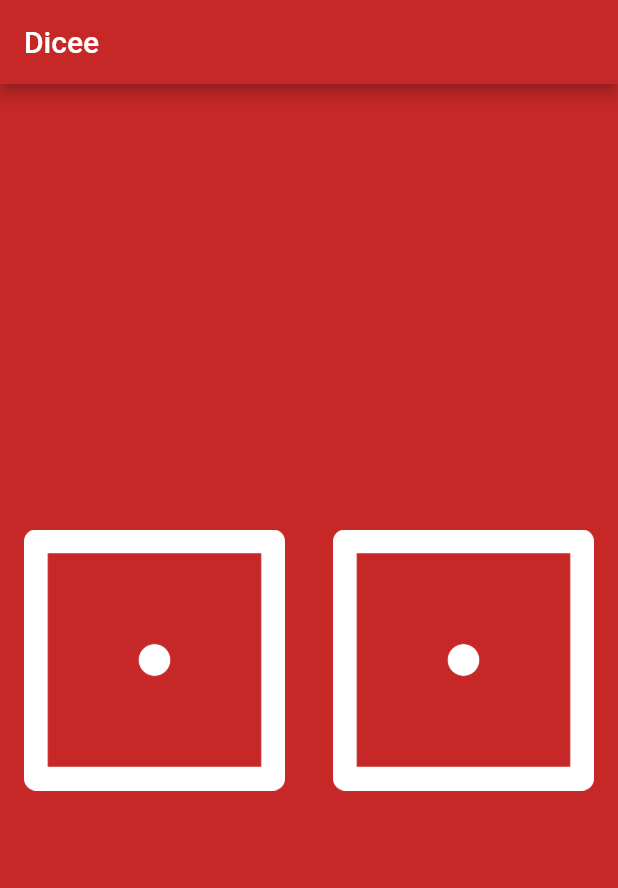
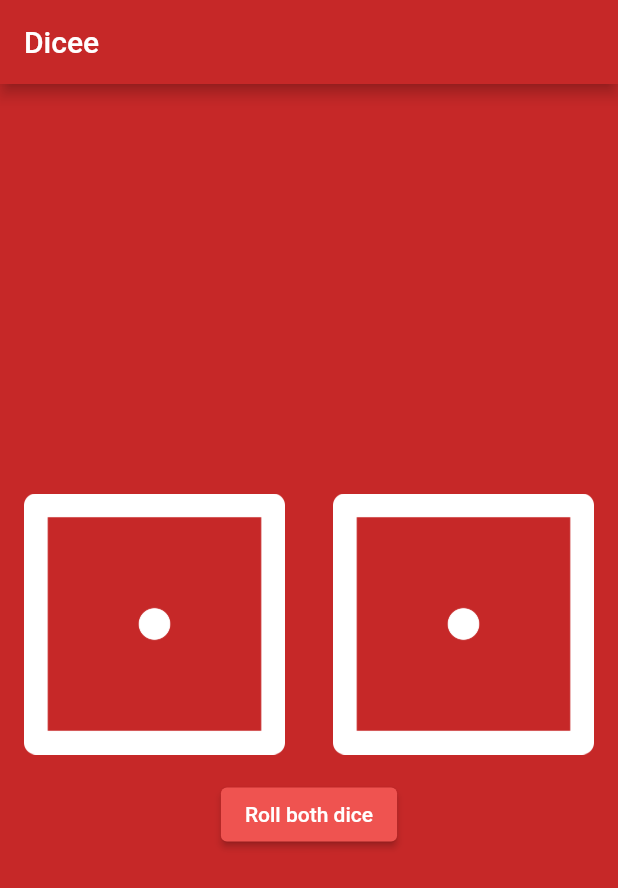
Before and after one commit to felipemuller20/flutter-dicee, a Flutter app: the screen it shows after launch, on a phone screen of 412 x 824 dp. Shown: the top 888 px of the screen. Run offline on Flutter 3.47's test engine with Material 2 defaults, Android fonts, the phone set to English and light mode, and no system bars.

Commit message:
separate functions

```diff
--- a/lib/main.dart
+++ b/lib/main.dart
@@ -26,10 +26,26 @@ class DicePage extends StatefulWidget {
 class _DicePageState extends State<DicePage> {
   int leftDiceNumber = 1;
   int rightDiceNumber = 1;
+
+  void setRightDice() {
+    setState(() {
+      rightDiceNumber = Random().nextInt(6) + 1;
+    });
+  }
+
+  void setLeftDice() {
+    setState(() {
+      leftDiceNumber = Random().nextInt(6) + 1;
+    });
+  }
+
   @override
   Widget build(BuildContext context) {
     return Center(
-      child: Row(
+      child: Column(
+        mainAxisAlignment: MainAxisAlignment.center,
+        children: [
+          Row(
             children: <Widget>[
               Expanded(
                 // Expanded ocupa o espaço disponível. Se img for menor, aumenta. Se for maior, diminui
@@ -39,10 +55,7 @@ class _DicePageState extends State<DicePage> {
                   child: TextButton(
                     child: Image.asset('images/dice$leftDiceNumber.png'),
                     onPressed: () {
-                  setState(() {
-                    leftDiceNumber = Random().nextInt(6) + 1;
-                  });
-                  print(leftDiceNumber);
+                      setLeftDice();
                     },
                   ),
                 ),
@@ -53,11 +66,25 @@ class _DicePageState extends State<DicePage> {
                   child: TextButton(
                     child: Image.asset('images/dice$rightDiceNumber.png'),
                     onPressed: () {
-                  setState(() {
-                    rightDiceNumber = Random().nextInt(6) + 1;
-                  });
+                      setRightDice();
                     },
                   ),
+                ),
+              )
+            ],
+          ),
+          ElevatedButton(
+            onPressed: () {
+              setRightDice();
+              setLeftDice();
+            },
+            style: ElevatedButton.styleFrom(
+              backgroundColor: Colors.red[400],
+              foregroundColor: Colors.white,
+            ),
+            child: const Text(
+              'Roll both dice',
+              style: TextStyle(color: Colors.white),
             ),
           )
         ],
```
Lines whose indentation alone changed are shown as unchanged.
